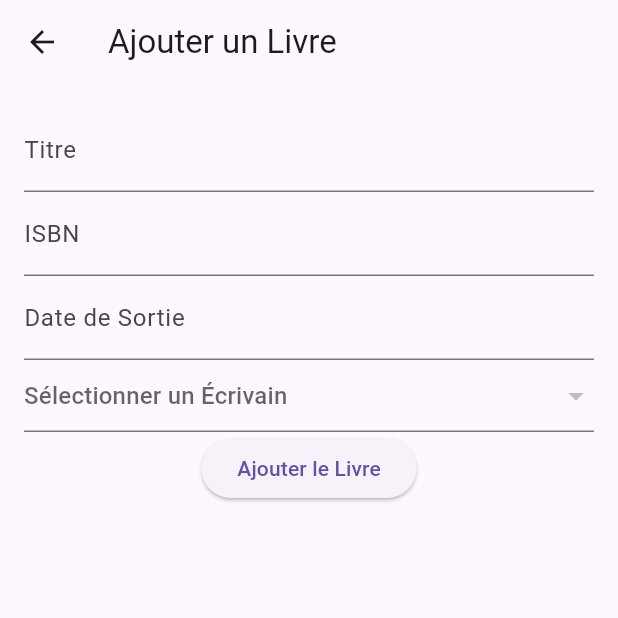
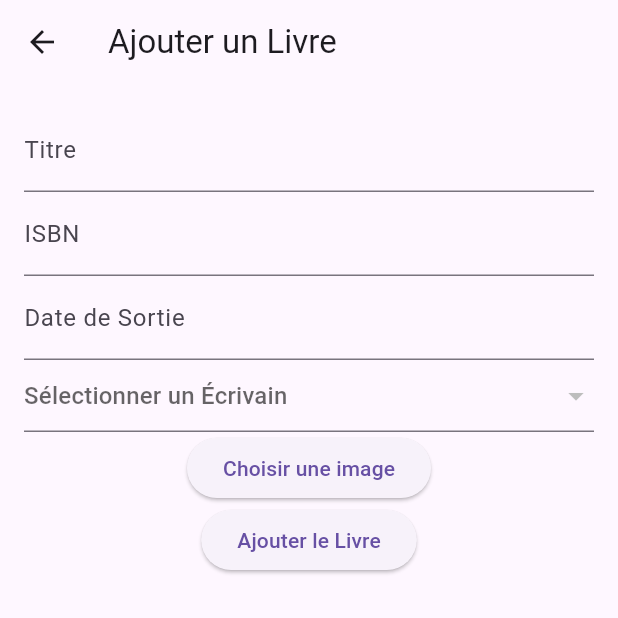
Before and after one commit to HammaBG/GestionBibliotheque, a Flutter app: the AddLivrePage screen opened directly, on a phone screen of 412 x 824 dp, the top half of it. Run offline on Flutter 3.47's test engine with Material 3 defaults, Android fonts, the phone set to English and light mode, and no system bars; our stand-ins replace image_picker, sqflite; accounts and stored records are empty.

Commit message:
Add image selection functionality for book entries and update manifest for storage permissions

```diff
--- a/lib/AddLivrePage.dart
+++ b/lib/AddLivrePage.dart
@@ -1,4 +1,6 @@
+import 'dart:io';
 import 'package:flutter/material.dart';
+import 'package:image_picker/image_picker.dart'; // Import image picker
 import 'db_helper.dart';
 
 class AddLivrePage extends StatefulWidget {
@@ -11,9 +13,10 @@ class _AddLivrePageState extends State<AddLivrePage> {
   String _titre = '';
   String _isbn = '';
   String _dateSortie = '';
-  String _photo = ''; // Placeholder for photo, can use image picker
+  String _photo = ''; // Path to the selected photo
   int? _selectedEcrivainId; // Store selected écrivain ID
   List<Map<String, dynamic>> _ecrivains = []; // Store list of écrivains
+  final ImagePicker _picker = ImagePicker(); // Image picker instance
 
   // Fetch the écrivains from the database
   Future<void> _loadEcrivains() async {
@@ -27,7 +30,6 @@ class _AddLivrePageState extends State<AddLivrePage> {
   Future<void> _addLivre() async {
     if (_formKey.currentState!.validate()) {
       _formKey.currentState!.save();
-      // Insert book data into the database
       await DBHelper().insert('livres', {
         'titre': _titre,
         'isbn': _isbn,
@@ -36,6 +38,16 @@ class _AddLivrePageState extends State<AddLivrePage> {
         'ecrivainId': _selectedEcrivainId,
       });
       Navigator.pop(context); // Close the page after adding the book
+    }
+  }
+
+  // Pick an image from the gallery or take a new photo
+  Future<void> _pickImage() async {
+    final XFile? pickedFile = await _picker.pickImage(source: ImageSource.gallery);
+    if (pickedFile != null) {
+      setState(() {
+        _photo = pickedFile.path; // Save the file path of the selected image
+      });
     }
   }
 
@@ -121,6 +133,19 @@ class _AddLivrePageState extends State<AddLivrePage> {
                   );
                 }).toList(),
               ),
+              // Button to pick an image
+              ElevatedButton(
+                onPressed: _pickImage,
+                child: Text('Choisir une image'),
+              ),
+              // Display selected image preview
+              if (_photo.isNotEmpty)
+                Image.file(
+                  File(_photo),
+                  width: 100,
+                  height: 100,
+                  fit: BoxFit.cover,
+                ),
               // Add Book Button
               ElevatedButton(
                 onPressed: _addLivre,
--- a/lib/BookListPage.dart
+++ b/lib/BookListPage.dart
@@ -1,3 +1,4 @@
+import 'dart:io'; // Import for Image.file
 import 'package:flutter/material.dart';
 import 'AddLivrePage.dart';
 import 'UpdateLivrePage.dart';
@@ -49,6 +50,14 @@ class _BookListPageState extends State<BookListPage> {
           return Card(
             margin: const EdgeInsets.all(8.0),
             child: ListTile(
+              leading: livre['photo'] != null && livre['photo'].isNotEmpty
+                  ? Image.file(
+                File(livre['photo']),
+                width: 50, // Adjust width and height as needed
+                height: 50,
+                fit: BoxFit.cover,
+              )
+                  : Icon(Icons.book, size: 50), // Default icon if no image
               title: Text(livre['titre']),
               subtitle: Text('ISBN: ${livre['isbn']}'),
               onTap: () {
--- a/pubspec.yaml
+++ b/pubspec.yaml
@@ -32,6 +32,8 @@ dependencies:
   path: ^1.8.3
   flutter:
     sdk: flutter
+
+  image_picker: ^1.1.2
 
 
   # The following adds the Cupertino Icons font to your application.
```
Also changed, not shown: pubspec.lock, 6 other files.
